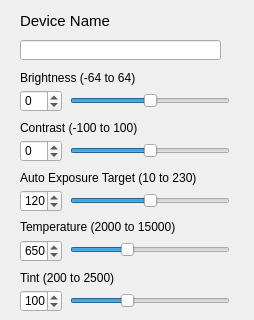
Qt form ui/amscope_parameters.ui (node-/CameraWorkbench) before a commit; both pictures show x 0 to 254 and y 0 to 320 of the 254 by 542 pixel window.
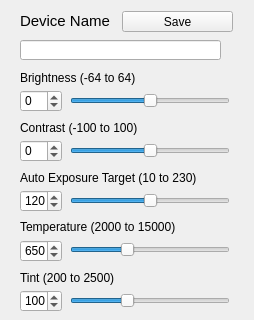
The same form after that commit.

Commit message: Fixed exposure bug and added settings save button.

Patch:
```diff
--- a/ui/amscope_parameters.ui
+++ b/ui/amscope_parameters.ui
@@ -617,6 +617,19 @@
     <string>Device Name</string>
    </property>
   </widget>
+  <widget class="QPushButton" name="saveButton">
+   <property name="geometry">
+    <rect>
+     <x>122</x>
+     <y>11</y>
+     <width>111</width>
+     <height>21</height>
+    </rect>
+   </property>
+   <property name="text">
+    <string>Save</string>
+   </property>
+  </widget>
  </widget>
  <resources/>
  <connections/>
```
The commit also changes 11 other files.
